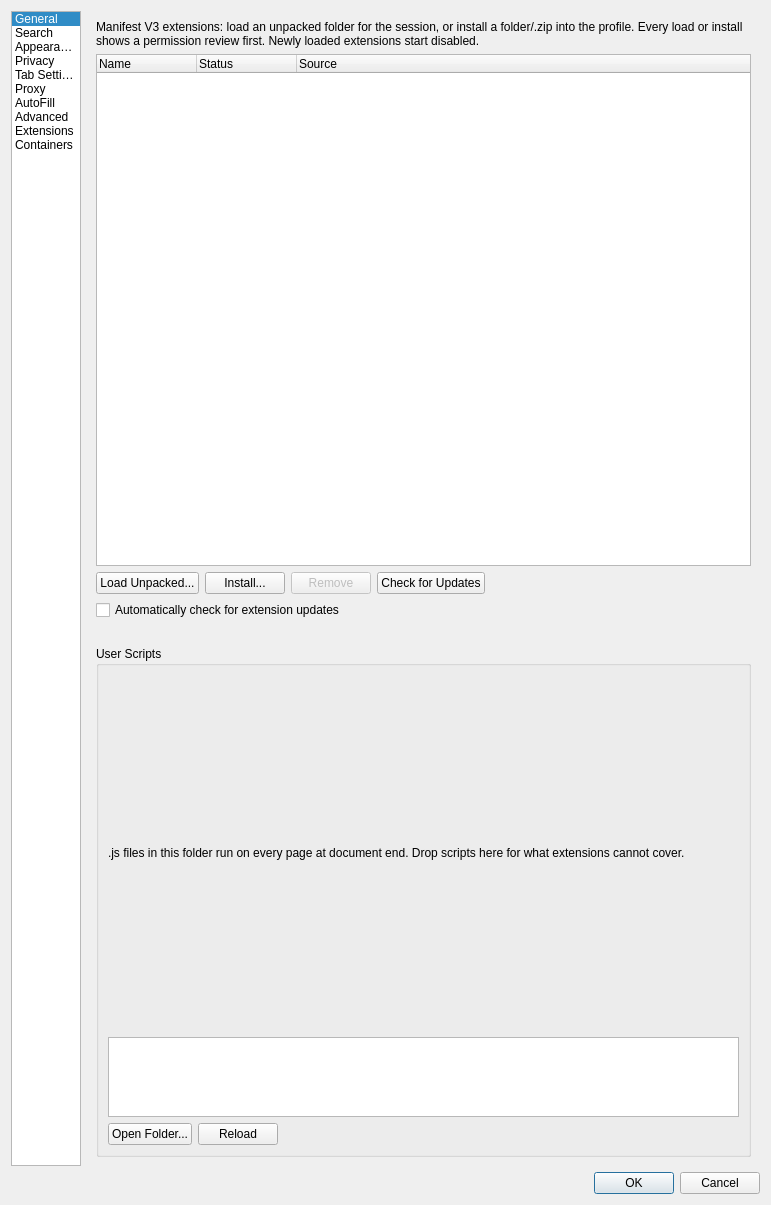
IT-Space-2026/arktos, file src/settings.ui: the form before one commit.
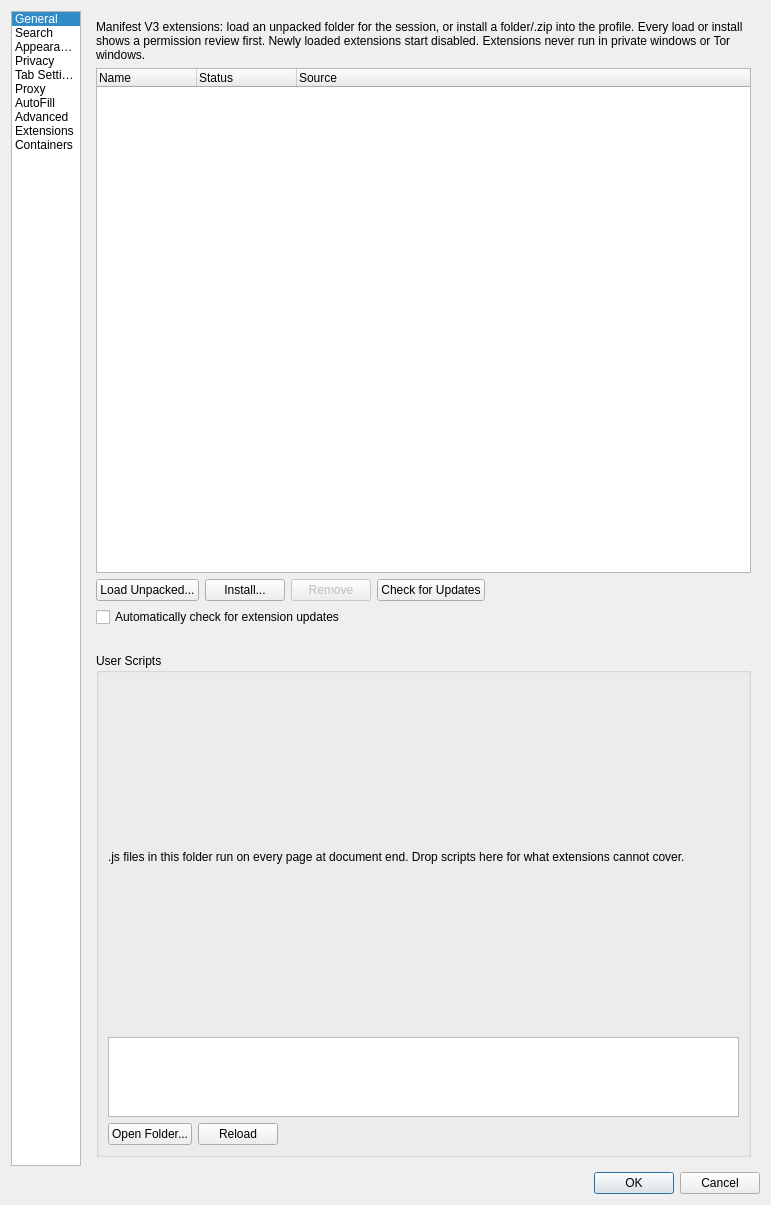
The form after the commit. The open tabs and pages were chosen to show the change.

Commit message: EXT04: pin per-window-mode extension policy after Qt 6.12 OTR probe

```diff
--- a/src/settings.ui
+++ b/src/settings.ui
@@ -2320,7 +2320,7 @@
        <item>
         <widget class="QLabel" name="extensionsHintLabel">
          <property name="text">
-          <string>Manifest V3 extensions: load an unpacked folder for the session, or install a folder/.zip into the profile. Every load or install shows a permission review first. Newly loaded extensions start disabled.</string>
+          <string>Manifest V3 extensions: load an unpacked folder for the session, or install a folder/.zip into the profile. Every load or install shows a permission review first. Newly loaded extensions start disabled. Extensions never run in private windows or Tor windows.</string>
          </property>
          <property name="wordWrap">
           <bool>true</bool>
```
The commit also changes 12 other files.
